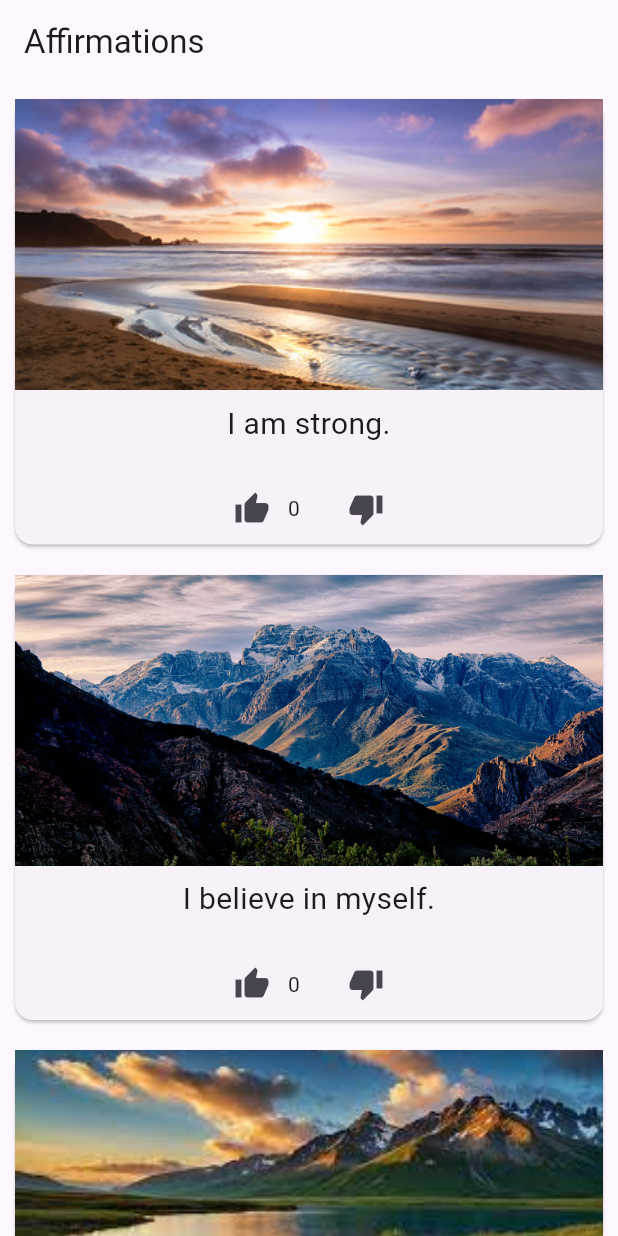
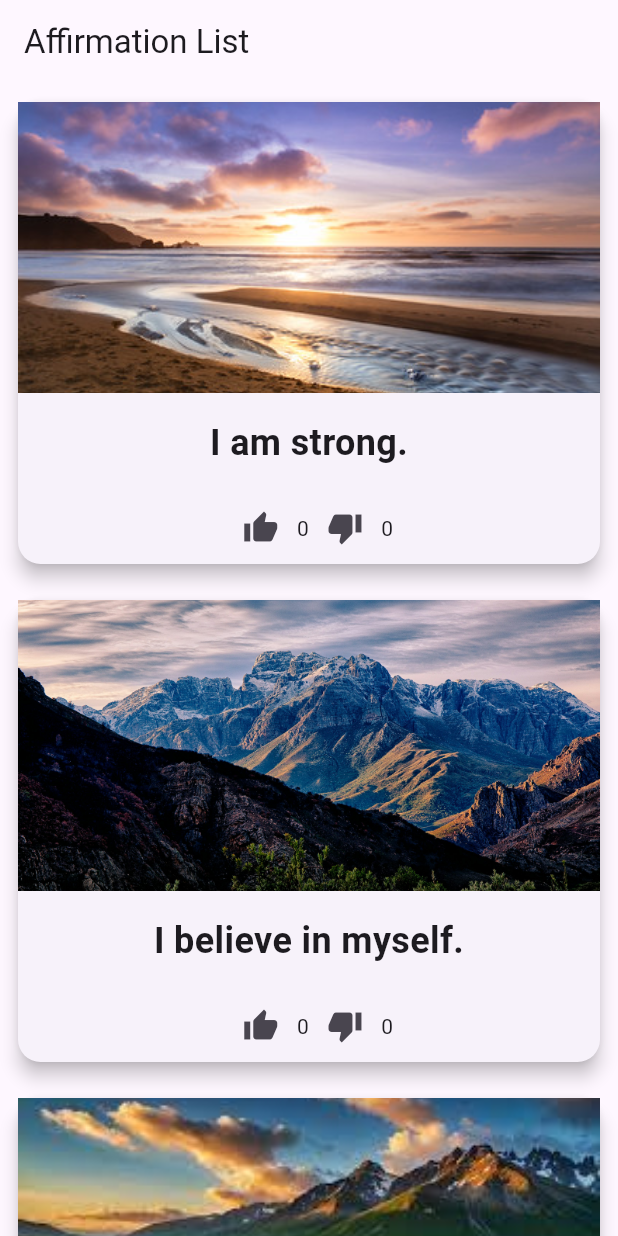
Before and after one commit to Rayengharby/Widget_Activity2, a Flutter app: the screen it shows after launch, on a phone screen of 412 x 824 dp. Run offline on Flutter 3.47's test engine with Material 3 defaults, Android fonts, the phone set to English and light mode, and no system bars; our stand-ins replace go_router.

```diff
--- a/lib/main.dart
+++ b/lib/main.dart
@@ -1,122 +1,217 @@
 import 'package:flutter/material.dart';
+import 'package:go_router/go_router.dart';
 import 'data/loaddata.dart';
 import 'domain/affirmation.dart';
 
 void main() {
-  runApp(const MyApp());
+  runApp(MyApp());
 }
 
 class MyApp extends StatelessWidget {
-  const MyApp({super.key});
+  final GoRouter _router = GoRouter(
+    initialLocation: '/',
+    routes: [
+      GoRoute(
+        path: '/',
+        builder: (context, state) => AffirmationList(),
+      ),
+      GoRoute(
+        path: '/image',
+        builder: (context, state) {
+          final args = state.extra as Map<String, dynamic>;
+          return ImagePage(
+            imagePath: args['image'],
+            desc: args['desc'],
+            likes: args['likes'],
+            dislikes: args['dislikes'],
+          );
+        },
+      ),
+    ],
+  );
 
   @override
   Widget build(BuildContext context) {
-    return MaterialApp(
+    return MaterialApp.router(
+      routerConfig: _router,
       debugShowCheckedModeBanner: false,
-      title: 'Activity 2',
-      theme: ThemeData(
-        primarySwatch: Colors.blue,
-      ),
-      home: const ScaffoldSample(),
     );
   }
 }
 
-class ScaffoldSample extends StatelessWidget {
-  const ScaffoldSample({super.key});
+class AffirmationList extends StatefulWidget {
+  @override
+  _AffirmationListState createState() => _AffirmationListState();
+}
+
+class _AffirmationListState extends State<AffirmationList> {
+  final List<Affirmation> affirmations = loaddata();
+  late List<int> likes;
+  late List<int> dislikes;
+
+  @override
+  void initState() {
+    super.initState();
+    likes = List.generate(affirmations.length, (index) => 0);
+    dislikes = List.generate(affirmations.length, (index) => 0);
+  }
+
+  @override
+  Widget build(BuildContext context) {
+    return Scaffold(
+      appBar: AppBar(title: Text("Affirmation List")),
+      body: ListView.builder(
+        itemCount: affirmations.length,
+        itemBuilder: (context, index) {
+          return Card(
+            margin: EdgeInsets.all(12),
+            elevation: 5,
+            shape: RoundedRectangleBorder(borderRadius: BorderRadius.circular(15)),
+            child: Column(
+              mainAxisSize: MainAxisSize.min,
+              crossAxisAlignment: CrossAxisAlignment.center,
+              children: [
+                GestureDetector(
+                  onTap: () {
+                    context.push(
+                      '/image',
+                      extra: {
+                        'image': affirmations[index].image,
+                        'desc': affirmations[index].desc,
+                        'likes': likes[index],
+                        'dislikes': dislikes[index],
+                      },
+                    );
+                  },
+                  child: Image.asset(
+                    affirmations[index].image,
+                    height: 194,
+                    width: double.infinity,
+                    fit: BoxFit.cover,
+                  ),
+                ),
+                Padding(
+                  padding: const EdgeInsets.all(16.0),
+                  child: Text(
+                    affirmations[index].desc,
+                    textAlign: TextAlign.center,
+                    style: TextStyle(fontSize: 24, fontWeight: FontWeight.bold),
+                  ),
+                ),
+                Row(
+                  mainAxisAlignment: MainAxisAlignment.center,
+                  children: [
+                    IconButton(
+                      icon: Icon(Icons.thumb_up),
+                      onPressed: () {
+                        setState(() {
+                          likes[index]++;
+                        });
+                      },
+                    ),
+                    Text('${likes[index]}'),
+                    IconButton(
+                      icon: Icon(Icons.thumb_down),
+                      onPressed: () {
+                        setState(() {
+                          if (dislikes[index] > 0) dislikes[index]--;
+                        });
+                      },
+                    ),
+                    Text('${dislikes[index]}'),
+                  ],
+                ),
+              ],
+            ),
+          );
+        },
+      ),
+    );
+  }
+}
+
+class ImagePage extends StatefulWidget {
+  final String imagePath;
+  final String desc;
+  final int likes;
+  final int dislikes;
+
+  ImagePage({
+    required this.imagePath,
+    required this.desc,
+    required this.likes,
+    required this.dislikes,
+  });
+
+  @override
+  _ImagePageState createState() => _ImagePageState();
+}
+
+class _ImagePageState extends State<ImagePage> {
+  late int likes;
+  late int dislikes;
+
+  @override
+  void initState() {
+    super.initState();
+    likes = widget.likes;
+    dislikes = widget.dislikes;
+  }
 
   @override
   Widget build(BuildContext context) {
     return Scaffold(
       appBar: AppBar(
-        title: const Text("Affirmations"),
+        title: Text("Image Detail"),
+        leading: IconButton(
+          icon: Icon(Icons.arrow_back),
+          onPressed: () {
+            Navigator.pop(context); // Go back to the previous page
+          },
         ),
-      body: const AffirmationList(),
-    );
-  }
-}
-
-class AffirmationCard extends StatefulWidget {
-  final String imagePath;
-  final String title;
-
-  const AffirmationCard({super.key, required this.imagePath, required this.title});
-
-  @override
-  _AffirmationCardState createState() => _AffirmationCardState();
-}
-
-class _AffirmationCardState extends State<AffirmationCard> {
-  int likeCount = 0;
-
-  @override
-  Widget build(BuildContext context) {
-    return Card(
-      margin: const EdgeInsets.all(10),
+      ),
+      body: Center(
         child: Column(
-        mainAxisSize: MainAxisSize.min,
-        crossAxisAlignment: CrossAxisAlignment.center,
+          mainAxisAlignment: MainAxisAlignment.center,
           children: [
             Image.asset(
               widget.imagePath,
-            height: 194,
-            width: 600,
-            fit: BoxFit.cover,
+              fit: BoxFit.contain,
             ),
             Padding(
-            padding: const EdgeInsets.all(8.0),
+              padding: const EdgeInsets.all(16.0),
               child: Text(
-              widget.title,
+                widget.desc,
                 textAlign: TextAlign.center,
-              style: const TextStyle(fontSize: 20),
+                style: TextStyle(fontSize: 24, fontWeight: FontWeight.bold),
               ),
             ),
-          const SizedBox(height: 10),
             Row(
               mainAxisAlignment: MainAxisAlignment.center,
               children: [
                 IconButton(
-                icon: const Icon(Icons.thumb_up),
+                  icon: Icon(Icons.thumb_up),
                   onPressed: () {
                     setState(() {
-                    likeCount++;
+                      likes++;
                     });
                   },
                 ),
-              Text('$likeCount'),
-              const SizedBox(width: 20),
+                Text('$likes'),
                 IconButton(
-                icon: const Icon(Icons.thumb_down),
+                  icon: Icon(Icons.thumb_down),
                   onPressed: () {
                     setState(() {
-                    if (likeCount > 0) likeCount--;
+                      if (dislikes > 0) dislikes--;
                     });
                   },
                 ),
+                Text('$dislikes'),
               ],
             ),
           ],
         ),
+      ),
     );
   }
 }
-
-class AffirmationList extends StatelessWidget {
-  const AffirmationList({super.key});
-
-  @override
-  Widget build(BuildContext context) {
-    final affirmations = loaddata();
-
-    return ListView.builder(
-      itemCount: affirmations.length,
-      itemBuilder: (context, index) {
-        final affirmation = affirmations[index];
-        return AffirmationCard(
-          imagePath: affirmation.image,
-          title: affirmation.desc,
-        );
-      },
-    );
-  }
-}
--- a/pubspec.yaml
+++ b/pubspec.yaml
@@ -35,6 +35,7 @@ dependencies:
   # The following adds the Cupertino Icons font to your application.
   # Use with the CupertinoIcons class for iOS style icons.
   cupertino_icons: ^1.0.8
+  go_router: ^14.6.0
 
 dev_dependencies:
   flutter_test:
```
Also changed, not shown: lib/presentation/AffirmationDetail.dart (added, +56 -0 lines), pubspec.lock. Lines whose indentation alone changed are shown as unchanged.
